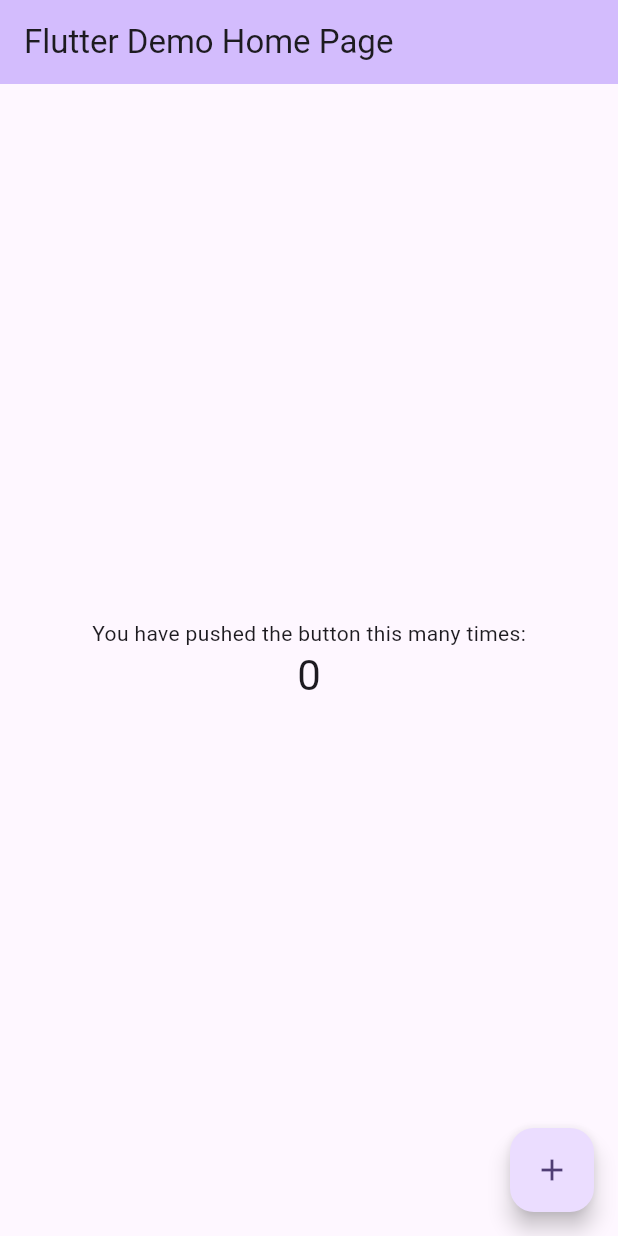
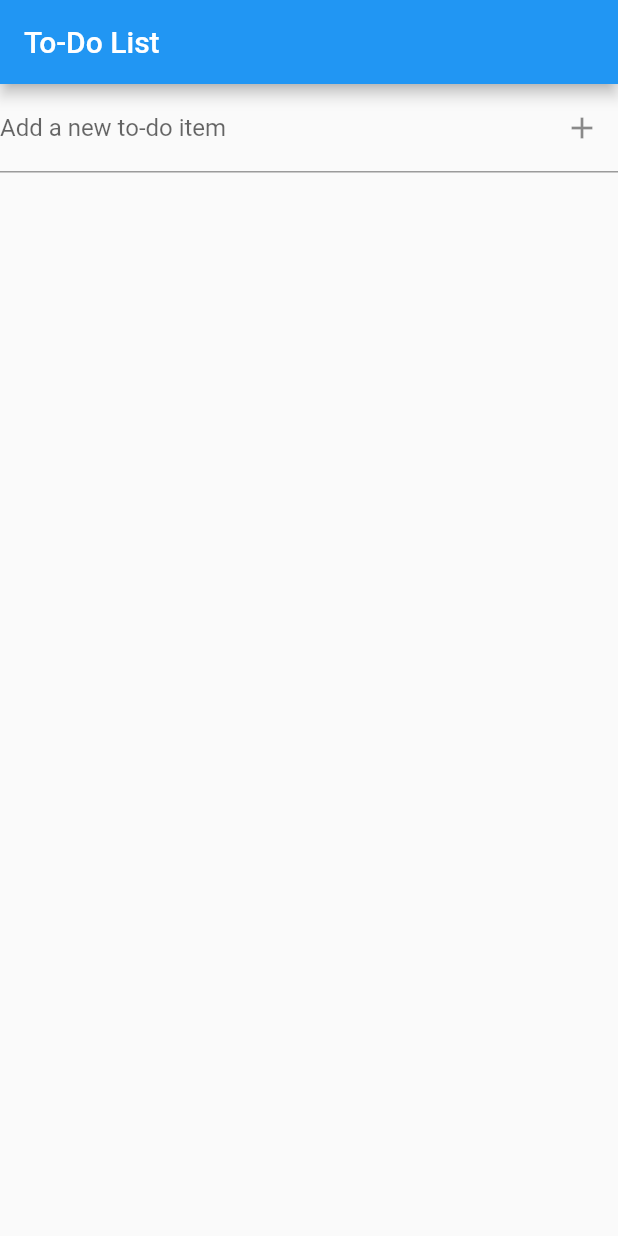
Before and after one commit to Mahmod/flutter_todo_list, a Flutter app: the screen it shows after launch, on a phone screen of 412 x 824 dp. Run offline on Flutter 3.47's test engine with Material 2 defaults, Android fonts, the phone set to English and light mode, and no system bars.

Commit message:
add totdo handling support to app

```diff
--- a/lib/main.dart
+++ b/lib/main.dart
@@ -1,125 +1,90 @@
 import 'package:flutter/material.dart';
+import 'todo.dart';
 
 void main() {
-  runApp(const MyApp());
+  runApp(MyApp());
 }
 
 class MyApp extends StatelessWidget {
-  const MyApp({super.key});
-
-  // This widget is the root of your application.
   @override
   Widget build(BuildContext context) {
     return MaterialApp(
-      title: 'Flutter Demo',
+      title: 'To-Do List',
       theme: ThemeData(
-        // This is the theme of your application.
-        //
-        // TRY THIS: Try running your application with "flutter run". You'll see
-        // the application has a blue toolbar. Then, without quitting the app,
-        // try changing the seedColor in the colorScheme below to Colors.green
-        // and then invoke "hot reload" (save your changes or press the "hot
-        // reload" button in a Flutter-supported IDE, or press "r" if you used
-        // the command line to start the app).
-        //
-        // Notice that the counter didn't reset back to zero; the application
-        // state is not lost during the reload. To reset the state, use hot
-        // restart instead.
-        //
-        // This works for code too, not just values: Most code changes can be
-        // tested with just a hot reload.
-        colorScheme: ColorScheme.fromSeed(seedColor: Colors.deepPurple),
-        useMaterial3: true,
+        primarySwatch: Colors.blue,
       ),
-      home: const MyHomePage(title: 'Flutter Demo Home Page'),
+      home: ToDoListScreen(),
     );
   }
 }
 
-class MyHomePage extends StatefulWidget {
-  const MyHomePage({super.key, required this.title});
-
-  // This widget is the home page of your application. It is stateful, meaning
-  // that it has a State object (defined below) that contains fields that affect
-  // how it looks.
-
-  // This class is the configuration for the state. It holds the values (in this
-  // case the title) provided by the parent (in this case the App widget) and
-  // used by the build method of the State. Fields in a Widget subclass are
-  // always marked "final".
-
-  final String title;
-
+class ToDoListScreen extends StatefulWidget {
   @override
-  State<MyHomePage> createState() => _MyHomePageState();
+  _ToDoListScreenState createState() => _ToDoListScreenState();
 }
 
-class _MyHomePageState extends State<MyHomePage> {
-  int _counter = 0;
+class _ToDoListScreenState extends State<ToDoListScreen> {
+  List<ToDo> toDoList = [];
+  TextEditingController todoController = TextEditingController();
 
-  void _incrementCounter() {
+  void addToDo() {
+    if (todoController.text.isNotEmpty) {
+      setState(() {
+        toDoList.add(ToDo(id: DateTime.now().toString(), title: todoController.text));
+        todoController.clear();
+      });
+    }
+  }
+
+  void toggleDone(ToDo todo) {
     setState(() {
-      // This call to setState tells the Flutter framework that something has
-      // changed in this State, which causes it to rerun the build method below
-      // so that the display can reflect the updated values. If we changed
-      // _counter without calling setState(), then the build method would not be
-      // called again, and so nothing would appear to happen.
-      _counter++;
+      todo.isDone = !todo.isDone;
     });
   }
 
   @override
   Widget build(BuildContext context) {
-    // This method is rerun every time setState is called, for instance as done
-    // by the _incrementCounter method above.
-    //
-    // The Flutter framework has been optimized to make rerunning build methods
-    // fast, so that you can just rebuild anything that needs updating rather
-    // than having to individually change instances of widgets.
     return Scaffold(
       appBar: AppBar(
-        // TRY THIS: Try changing the color here to a specific color (to
-        // Colors.amber, perhaps?) and trigger a hot reload to see the AppBar
-        // change color while the other colors stay the same.
-        backgroundColor: Theme.of(context).colorScheme.inversePrimary,
-        // Here we take the value from the MyHomePage object that was created by
-        // the App.build method, and use it to set our appbar title.
-        title: Text(widget.title),
+        title: Text('To-Do List'),
       ),
-      body: Center(
-        // Center is a layout widget. It takes a single child and positions it
-        // in the middle of the parent.
-        child: Column(
-          // Column is also a layout widget. It takes a list of children and
-          // arranges them vertically. By default, it sizes itself to fit its
-          // children horizontally, and tries to be as tall as its parent.
-          //
-          // Column has various properties to control how it sizes itself and
-          // how it positions its children. Here we use mainAxisAlignment to
-          // center the children vertically; the main axis here is the vertical
-          // axis because Columns are vertical (the cross axis would be
-          // horizontal).
-          //
-          // TRY THIS: Invoke "debug painting" (choose the "Toggle Debug Paint"
-          // action in the IDE, or press "p" in the console), to see the
-          // wireframe for each widget.
-          mainAxisAlignment: MainAxisAlignment.center,
-          children: <Widget>[
-            const Text(
-              'You have pushed the button this many times:',
+      body: Column(
+        children: [
+          TextField(
+            controller: todoController,
+            decoration: InputDecoration(
+              labelText: 'Add a new to-do item',
+              suffixIcon: IconButton(
+                icon: Icon(Icons.add),
+                onPressed: addToDo,
+              ),
             ),
-            Text(
-              '$_counter',
-              style: Theme.of(context).textTheme.headlineMedium,
+            onSubmitted: (value) => addToDo(),
+          ),
+          Expanded(
+            child: ListView.builder(
+              itemCount: toDoList.length,
+              itemBuilder: (context, index) {
+                final todo = toDoList[index];
+                return ListTile(
+                  title: Text(todo.title),
+                  leading: Checkbox(
+                    value: todo.isDone,
+                    onChanged: (bool? value) {
+                      toggleDone(todo);
+                    },
+                  ),
+                  onLongPress: () {
+                    setState(() {
+                      toDoList.removeAt(index);
+                    });
+                  },
+                );
+              },
             ),
-          ],
-        ),
+          ),
+        ],
       ),
-      floatingActionButton: FloatingActionButton(
-        onPressed: _incrementCounter,
-        tooltip: 'Increment',
-        child: const Icon(Icons.add),
-      ), // This trailing comma makes auto-formatting nicer for build methods.
     );
   }
 }
--- /dev/null
+++ b/lib/todo.dart
@@ -0,0 +1,7 @@
+class ToDo {
+  String id;
+  String title;
+  bool isDone;
+
+  ToDo({required this.id, required this.title, this.isDone = false});
+}
```
